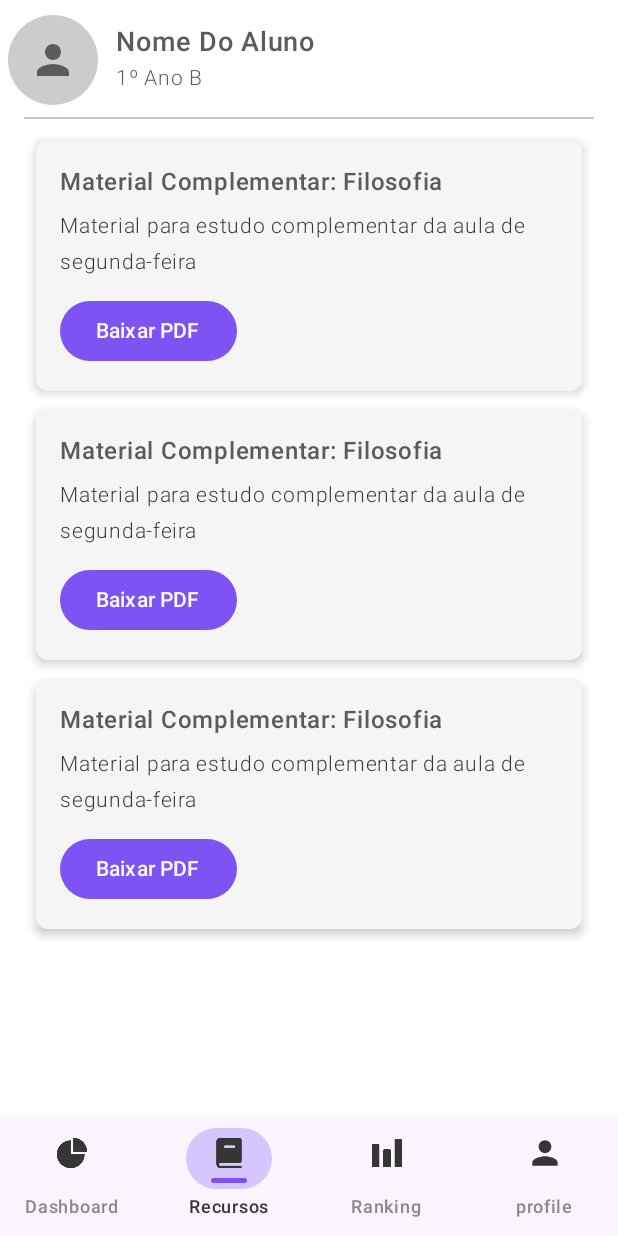
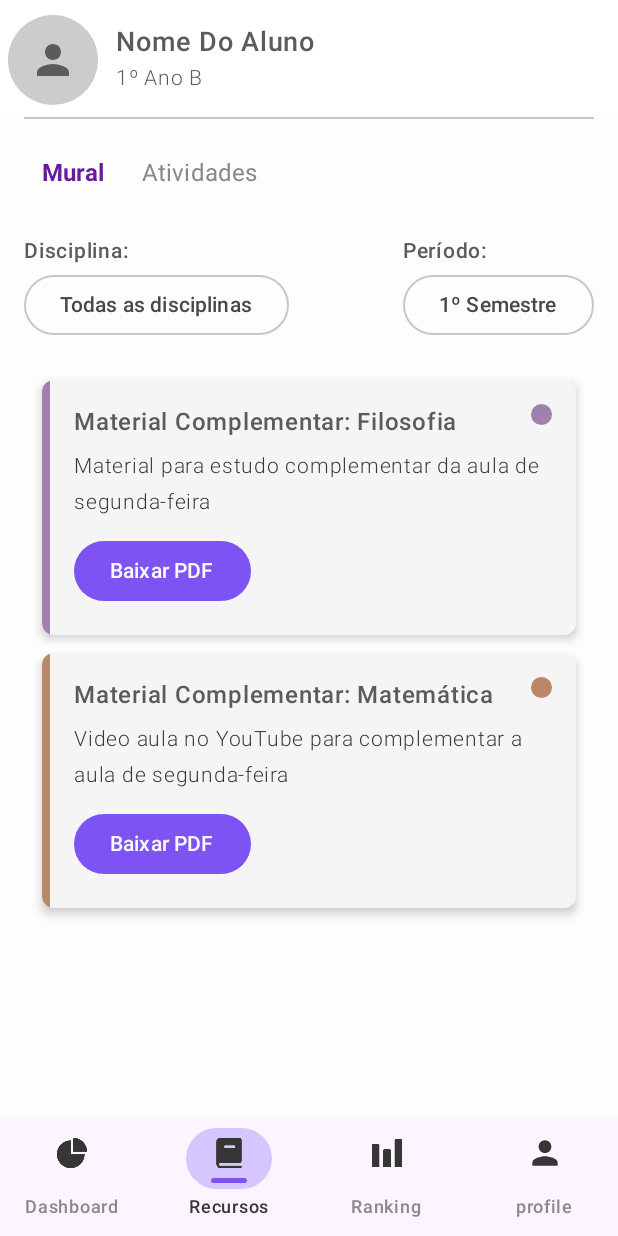
Before and after one commit to sofiascarvalho/Mobile-TCC-, an Android app built with Jetpack Compose: the screen it shows after launch (MainActivity), item 2 of the bottom bar chosen, on a phone screen of 412 x 824 dp. Run offline under Robolectric (Android 15) with nearby library versions, the phone set to English and light mode, and no system bars.

Commit message:
feat(resources): implementar tela de recursos (quase finalizada)

```diff
--- a/app/build.gradle.kts
+++ b/app/build.gradle.kts
@@ -56,6 +56,7 @@ dependencies {
     implementation(libs.androidx.navigation.runtime.ktx)
     implementation(libs.androidx.compose.material3)
     implementation(libs.androidx.compose.foundation)
+    implementation(libs.androidx.benchmark.traceprocessor.android)
     testImplementation(libs.junit)
     androidTestImplementation(libs.androidx.junit)
     androidTestImplementation(libs.androidx.espresso.core)
--- /dev/null
+++ b/app/src/main/java/com/example/analyticai/components/MateriasRecursos.kt
@@ -0,0 +1 @@
+package com.example.analyticai.components
--- a/app/src/main/java/com/example/analyticai/screens/RecursosScreen.kt
+++ b/app/src/main/java/com/example/analyticai/screens/RecursosScreen.kt
@@ -1,19 +1,17 @@
 package com.example.analyticai.screens
 
-import androidx.compose.foundation.layout.Box
-import androidx.compose.foundation.layout.fillMaxSize
-import androidx.compose.foundation.layout.fillMaxWidth
-import androidx.compose.foundation.layout.padding
+import androidx.compose.foundation.background
+import androidx.compose.foundation.layout.*
 import androidx.compose.foundation.lazy.LazyColumn
-import androidx.compose.runtime.Composable
-import androidx.compose.runtime.getValue
-import androidx.compose.runtime.mutableStateListOf
-import androidx.compose.runtime.mutableStateOf
-import androidx.compose.runtime.remember
-import androidx.compose.runtime.setValue
+import androidx.compose.material3.*
+import androidx.compose.runtime.*
+import androidx.compose.ui.Alignment
 import androidx.compose.ui.Modifier
+import androidx.compose.ui.graphics.Color
+import androidx.compose.ui.text.font.FontWeight
 import androidx.compose.ui.tooling.preview.Preview
 import androidx.compose.ui.unit.dp
+import androidx.compose.ui.unit.sp
 import androidx.navigation.NavHostController
 import com.example.analyticai.model.Recurso
 import com.example.analyticai.screens.components.ConfirmarDownload
@@ -22,64 +20,162 @@ import com.example.analyticai.screens.components.RecursoCard
 @Composable
 fun RecursosScreen(navegacao: NavHostController?) {
     var recursoSelecionado by remember { mutableStateOf<Recurso?>(null) }
+    var abaSelecionada by remember { mutableStateOf("Mural") }
+    var disciplinaSelecionada by remember { mutableStateOf("Todas as disciplinas") }
+    var periodoSelecionado by remember { mutableStateOf("1º Semestre") }
 
-    val recursos = remember { mutableStateListOf(
+    val recursos = remember {
+        listOf(
             Recurso(
                 titulo = "Material Complementar: Filosofia",
                 descricao = "Material para estudo complementar da aula de segunda-feira",
                 disciplina = "Filosofia",
                 periodo = "1º Semestre",
-            arquivo = "materia-filosofia.pdf"
+                arquivo = "material-filosofia.pdf"
             ),
             Recurso(
-            titulo = "Material Complementar: Filosofia",
-            descricao = "Material para estudo complementar da aula de segunda-feira",
-            disciplina = "Filosofia",
+                titulo = "Material Complementar: Matemática",
+                descricao = "Video aula no YouTube para complementar a aula de segunda-feira",
+                disciplina = "Matemática",
                 periodo = "1º Semestre",
-            arquivo = "materia-filosofia.pdf"
+                arquivo = "funcao-2grau.pdf"
             ),
             Recurso(
-            titulo = "Material Complementar: Filosofia",
+                titulo = "Material Complementar: Biologia",
                 descricao = "Material para estudo complementar da aula de segunda-feira",
-            disciplina = "Filosofia",
-            periodo = "1º Semestre",
-            arquivo = "materia-filosofia.pdf"
-        ),
+                disciplina = "Biologia",
+                periodo = "2º Semestre",
+                arquivo = "material-bio.pdf"
+            )
         )
     }
-    Box(
-        modifier = Modifier.fillMaxSize()
-    ){
-        LazyColumn (
+
+    val disciplinas = listOf("Todas as disciplinas", "Filosofia", "Matemática", "Biologia")
+    val periodos = listOf("1º Semestre", "2º Semestre")
+
+    val recursosFiltrados = recursos.filter { recurso ->
+        (disciplinaSelecionada == "Todas as disciplinas" || recurso.disciplina == disciplinaSelecionada) &&
+                recurso.periodo == periodoSelecionado
+    }
+
+    Column(
         modifier = Modifier
             .fillMaxSize()
-                .padding(horizontal = 12.dp, vertical = 8.dp)
-        ){
-            items(recursos.size){ index ->
+            .background(Color(0xFFFDFDFD))
+            .padding(horizontal = 16.dp, vertical = 12.dp)
+    ) {
+        // Tabs (Mural / Atividades)
+        Row(
+            modifier = Modifier.fillMaxWidth(),
+            horizontalArrangement = Arrangement.Start
+        ) {
+            AbaSelecionavel(
+                titulo = "Mural",
+                selecionado = abaSelecionada == "Mural",
+                onClick = { abaSelecionada = "Mural" }
+            )
+            AbaSelecionavel(
+                titulo = "Atividades",
+                selecionado = abaSelecionada == "Atividades",
+                onClick = { abaSelecionada = "Atividades" }
+            )
+        }
+
+        Spacer(modifier = Modifier.height(16.dp))
+
+        // Filtros
+        Row(
+            modifier = Modifier.fillMaxWidth(),
+            horizontalArrangement = Arrangement.SpaceBetween
+        ) {
+            DropdownFiltro(
+                label = "Disciplina:",
+                opcoes = disciplinas,
+                selecionado = disciplinaSelecionada,
+                onSelecionar = { disciplinaSelecionada = it },
+            )
+
+            DropdownFiltro(
+                label = "Período:",
+                opcoes = periodos,
+                selecionado = periodoSelecionado,
+                onSelecionar = { periodoSelecionado = it }
+            )
+        }
+
+        Spacer(modifier = Modifier.height(12.dp))
+
+        // Lista de recursos
+        LazyColumn(
+            modifier = Modifier
+                .fillMaxSize()
+                .padding(vertical = 8.dp)
+        ) {
+            items(recursosFiltrados.size) { index ->
                 RecursoCard(
-                    recursos[index],
-                    onBaixarClick = {
-                        recursoSelecionado = it
+                    recurso = recursosFiltrados[index],
+                    onBaixarClick = { recursoSelecionado = it }
+                )
+            }
+        }
+    }
+
+    // Confirmação de download
+    ConfirmarDownload(
+        recurso = recursoSelecionado,
+        onConfirmar = { recursoSelecionado = null },
+        onCancelar = { recursoSelecionado = null }
+    )
+}
+
+@Composable
+fun AbaSelecionavel(titulo: String, selecionado: Boolean, onClick: () -> Unit) {
+    TextButton(onClick = onClick) {
+        Text(
+            text = titulo,
+            fontWeight = if (selecionado) FontWeight.Bold else FontWeight.Normal,
+            color = if (selecionado) Color(0xFF6A1B9A) else Color.Gray,
+            fontSize = 16.sp
+        )
+    }
+}
+
+@Composable
+fun DropdownFiltro(
+    label: String,
+    opcoes: List<String>,
+    selecionado: String,
+    onSelecionar: (String) -> Unit
+) {
+    var expandido by remember { mutableStateOf(false) }
+
+    Column {
+        Text(
+            text = label,
+            fontWeight = FontWeight.Medium,
+            fontSize = 14.sp
+        )
+        Box {
+            OutlinedButton(onClick = { expandido = true }) {
+                Text(selecionado)
+            }
+            DropdownMenu(expanded = expandido, onDismissRequest = { expandido = false }) {
+                opcoes.forEach { opcao ->
+                    DropdownMenuItem(
+                        text = { Text(opcao) },
+                        onClick = {
+                            onSelecionar(opcao)
+                            expandido = false
                         }
                     )
                 }
             }
-        ConfirmarDownload(
-            recurso = recursoSelecionado,
-            onConfirmar = {
-                recursoSelecionado = null
-            },
-            onCancelar = {
-                recursoSelecionado = null
         }
-        )
+    }
 }
 
-
-}
-
-@Preview
+@Preview(showSystemUi = true)
 @Composable
-private fun RecursosScreenPreview() {
+fun RecursosScreenPreview() {
     RecursosScreen(null)
 }
--- a/app/src/main/java/com/example/analyticai/screens/components/RecursoCard.kt
+++ b/app/src/main/java/com/example/analyticai/screens/components/RecursoCard.kt
@@ -1,15 +1,20 @@
 package com.example.analyticai.screens.components
 
-import android.widget.Button
-import android.widget.Space
+import androidx.compose.foundation.background
 import androidx.compose.foundation.layout.Arrangement
+import androidx.compose.foundation.layout.Box
 import androidx.compose.foundation.layout.Column
+import androidx.compose.foundation.layout.Row
 import androidx.compose.foundation.layout.Spacer
+import androidx.compose.foundation.layout.fillMaxHeight
+import androidx.compose.foundation.layout.fillMaxSize
 import androidx.compose.foundation.layout.fillMaxWidth
 import androidx.compose.foundation.layout.height
+import androidx.compose.foundation.layout.offset
 import androidx.compose.foundation.layout.padding
 import androidx.compose.foundation.layout.size
 import androidx.compose.foundation.layout.width
+import androidx.compose.foundation.shape.CircleShape
 import androidx.compose.foundation.shape.RoundedCornerShape
 import androidx.compose.material3.AlertDialog
 import androidx.compose.material3.Card
@@ -30,55 +35,76 @@ import com.example.analyticai.model.Recurso
 import com.example.analyticai.ui.theme.BlackLight
 import androidx.compose.material3.Button
 import androidx.compose.material3.ButtonDefaults
+import androidx.compose.material3.Divider
 import androidx.compose.material3.TextButton
+import androidx.compose.ui.graphics.RectangleShape
 import com.example.analyticai.ui.theme.PurplePrimary
+import com.example.analyticai.ui.theme.getDisciplinaColor
+
 
 @Composable
 fun RecursoCard(
     recurso: Recurso,
     onBaixarClick: (Recurso) -> Unit
 ) {
-    Card (
+    val corDisciplina = getDisciplinaColor(recurso.disciplina)
+
+    Card(
         modifier = Modifier
             .fillMaxWidth()
             .padding(vertical = 6.dp, horizontal = 12.dp),
+        colors = CardDefaults.cardColors(containerColor = Color(0xfff5f5f5)),
+        elevation = CardDefaults.cardElevation(4.dp)
+    ) {
+        Row(modifier = Modifier.fillMaxWidth()) {
+            Card (
+                modifier = Modifier
+                    .width(5.dp)
+                    .height(170.dp),
                 colors = CardDefaults.cardColors(
-            containerColor = Color(0xfff5f5f5)
+                    containerColor = corDisciplina
                 ),
-        elevation = CardDefaults.cardElevation(4.dp)
-    ){
-        Column (
-            modifier = Modifier
+                shape = RectangleShape
+            ){}
+            // Conteúdo principal
+            Box(modifier = Modifier
+                .weight(1f)
                 .padding(16.dp)
-        ){
-            Text(text = recurso.titulo,
+            ) {
+                Column {
+                    Text(
+                        text = recurso.titulo,
                         fontWeight = FontWeight.Medium,
-                fontSize = 16.sp)
-
+                        fontSize = 16.sp
+                    )
                     Spacer(modifier = Modifier.height(5.dp))
-
                     Text(
                         text = recurso.descricao,
                         fontSize = 14.sp,
                         color = BlackLight,
                         fontWeight = FontWeight.Light
                     )
+                    Spacer(modifier = Modifier.height(10.dp))
+                    Button(
+                        onClick = { onBaixarClick(recurso) },
+                        colors = ButtonDefaults.buttonColors(containerColor = PurplePrimary)
+                    ) {
+                        Text(text = "Baixar PDF")
+                    }
+                }
 
-            Spacer(modifier = Modifier.height(10.dp))
-
-            Button(
-                onClick = {onBaixarClick(recurso)},
-                colors = ButtonDefaults.buttonColors(
-                    containerColor = PurplePrimary
-                )
-            ) {
-                Text(
-                    text = "Baixar PDF"
+                // Bolinha superior direita
+                Box(
+                    modifier = Modifier
+                        .size(14.dp)
+                        .background(corDisciplina, shape = CircleShape)
+                        .align(Alignment.TopEnd)
                 )
             }
         }
     }
 }
+
 
 @Composable
 fun ConfirmarDownload(
--- /dev/null
+++ b/app/src/main/java/com/example/analyticai/ui/theme/DisciplinaColors.kt
@@ -0,0 +1,17 @@
+package com.example.analyticai.ui.theme
+
+import androidx.compose.ui.graphics.Color
+
+val disciplinaColors = mapOf(
+    "Filosofia" to Color(0xffA180AF),
+    "Matemática" to Color(0xffBA8867),
+    "Biologia" to Color(0xffC6CD9F),
+    "História" to Color(0xffA180AF),
+    "Geografia" to Color(0xffA180AF),
+    "Português" to Color(0xffA180AF),
+    "Inglês" to Color(0xffA180AF),
+)
+
+fun getDisciplinaColor(nome:String):Color{
+    return disciplinaColors[nome] ?: Color(0xFFE0E0E0)
+}
--- a/gradle/libs.versions.toml
+++ b/gradle/libs.versions.toml
@@ -15,6 +15,7 @@ uiGraphics = "1.9.2"
 navigationRuntimeKtx = "2.9.5"
 material3 = "1.4.0"
 foundation = "1.9.2"
+benchmarkTraceprocessorAndroid = "1.4.1"
 
 [libraries]
 androidx-core-ktx = { group = "androidx.core", name = "core-ktx", version.ref = "coreKtx" }
@@ -38,6 +39,7 @@ androidx-compose-ui-graphics = { group = "androidx.compose.ui", name = "ui-graph
 androidx-navigation-runtime-ktx = { group = "androidx.navigation", name = "navigation-runtime-ktx", version.ref = "navigationRuntimeKtx" }
 androidx-compose-material3 = { group = "androidx.compose.material3", name = "material3", version.ref = "material3" }
 androidx-compose-foundation = { group = "androidx.compose.foundation", name = "foundation", version.ref = "foundation" }
+androidx-benchmark-traceprocessor-android = { group = "androidx.benchmark", name = "benchmark-traceprocessor-android", version.ref = "benchmarkTraceprocessorAndroid" }
 
 [plugins]
 android-application = { id = "com.android.application", version.ref = "agp" }
```
Also changed, not shown: 2 other files. Lines whose indentation alone changed are shown as unchanged.
